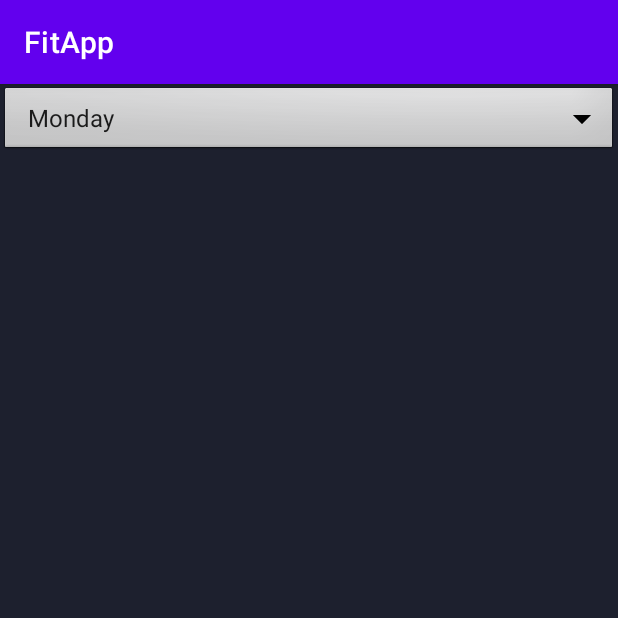
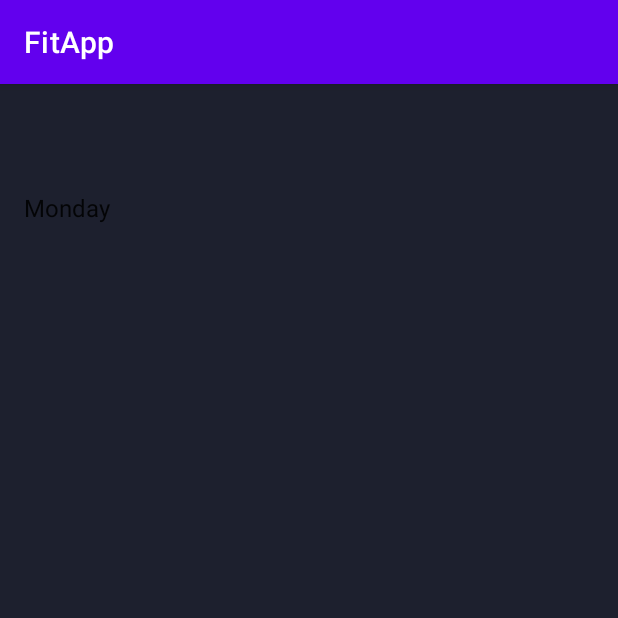
Before and after one commit to Lufthanse/FitApp, an Android app: the NewSplitPlan screen opened directly, with no data from a screen before it, on a phone screen of 412 x 824 dp, the top half of it. Run offline under Robolectric (Android 15) with nearby library versions, the phone set to English and light mode, and no system bars.

Commit message:
11.02.2021 21:45
Hi Mario

```diff
--- a/app/src/main/java/com/example/fitapp/MainActivity.java
+++ b/app/src/main/java/com/example/fitapp/MainActivity.java
@@ -17,6 +17,7 @@ import java.util.Vector;
 public class MainActivity extends AppCompatActivity {
 
     // HaKi 07.02.2021 16:45 attribute area
+    // Hi Mario
     protected Vector<Exercise> exercises = new Vector<Exercise>();
     protected static final String EXERCISES = "com.example.fitapp.EXERCISES";
     protected EditText dateToday, dateToday2, dateToday3, dateToday4, dateToday5;
--- a/app/src/main/res/layout/activity_new_split_plan.xml
+++ b/app/src/main/res/layout/activity_new_split_plan.xml
@@ -9,9 +9,21 @@
 
     <Spinner
         android:id="@+id/spinner1"
-        android:background="@android:drawable/btn_dropdown"
         android:layout_width="match_parent"
         android:layout_height="wrap_content"
-        tools:layout_editor_absoluteY="90dp"
-        android:spinnerMode="dropdown"/>
+        android:layout_marginStart="8dp"
+        android:layout_marginLeft="8dp"
+        android:layout_marginEnd="8dp"
+        android:layout_marginRight="8dp"
+        android:spinnerMode="dropdown"
+        app:layout_constraintBottom_toBottomOf="parent"
+        app:layout_constraintEnd_toEndOf="parent"
+        app:layout_constraintHorizontal_bias="1.0"
+        app:layout_constraintStart_toStartOf="parent"
+        app:layout_constraintTop_toTopOf="parent"
+        app:layout_constraintVertical_bias="0.096"
+        android:gravity="center"
+        android:background="@android:color/transparent"
+        android:layout_gravity="center"
+        />
 </androidx.constraintlayout.widget.ConstraintLayout>
```
